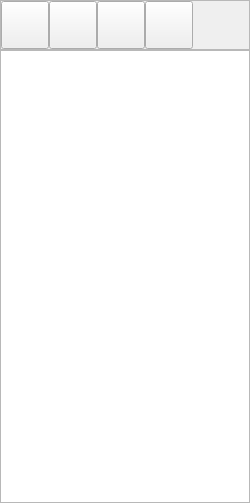
Qt form bulmages/bulmatpv/plugins/pluginticketbasico/mticketbase.ui (eboladev/Bulmages-1) before a commit.
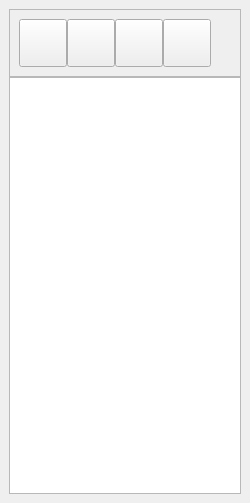
The same form after that commit. Icons and pictures are not drawn.

The edit to the form file:
```diff
--- a/bulmages/bulmatpv/plugins/pluginticketbasico/mticketbase.ui
+++ b/bulmages/bulmatpv/plugins/pluginticketbasico/mticketbase.ui
@@ -19,21 +19,12 @@
    <string>Form</string>
   </property>
   <layout class="QVBoxLayout" >
+   <property name="margin" >
+    <number>9</number>
+   </property>
    <property name="spacing" >
     <number>0</number>
    </property>
-   <property name="leftMargin" >
-    <number>0</number>
-   </property>
-   <property name="topMargin" >
-    <number>0</number>
-   </property>
-   <property name="rightMargin" >
-    <number>0</number>
-   </property>
-   <property name="bottomMargin" >
-    <number>0</number>
-   </property>
    <item>
     <widget class="QFrame" name="frame" >
      <property name="frameShape" >
@@ -43,21 +34,12 @@
       <enum>QFrame::Raised</enum>
      </property>
      <layout class="QHBoxLayout" >
+      <property name="margin" >
+       <number>9</number>
+      </property>
       <property name="spacing" >
        <number>0</number>
       </property>
-      <property name="leftMargin" >
-       <number>0</number>
-      </property>
-      <property name="topMargin" >
-       <number>0</number>
-      </property>
-      <property name="rightMargin" >
-       <number>0</number>
-      </property>
-      <property name="bottomMargin" >
-       <number>0</number>
-      </property>
       <item>
        <widget class="QToolButton" name="mui_imprimir" >
         <property name="minimumSize" >
```
